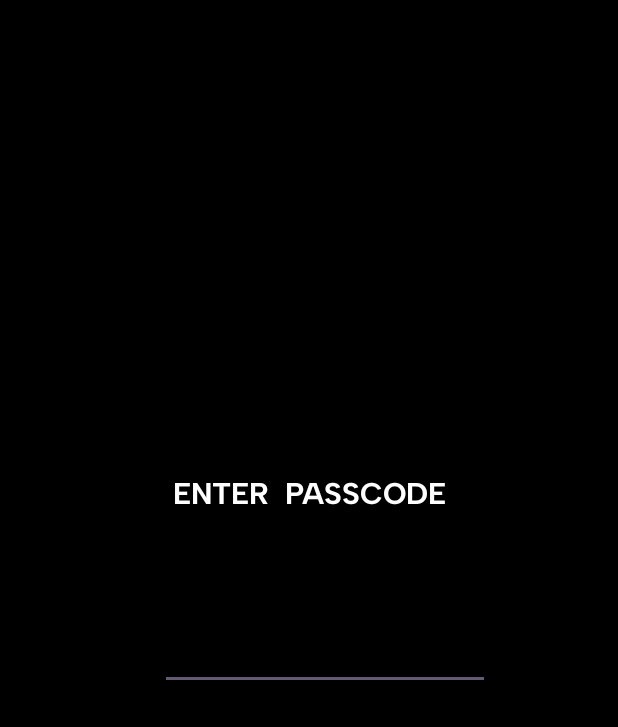
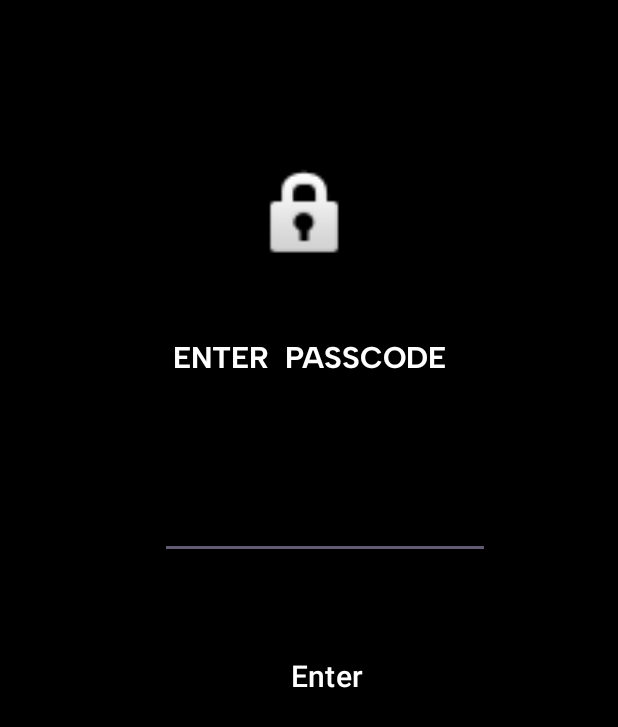
Before and after one commit to Tesfatsion-Gudeta/MyJournal, an Android app: the screen it shows after launch (LoginActivity), on a phone screen of 412 x 824 dp. Shown: the top 727 px of the screen. Run offline under Robolectric (Android 15) with nearby library versions, the phone set to English and light mode, and no system bars.

Commit message:
password page

```diff
--- a/app/src/main/java/com/example/myjournal/JournalDB.java
+++ b/app/src/main/java/com/example/myjournal/JournalDB.java
@@ -6,7 +6,7 @@ import androidx.room.Database;
 import androidx.room.Room;
 import androidx.room.RoomDatabase;
 
-@Database(entities = {Journal.class},version = 2,exportSchema = false)
+@Database(entities = {Journal.class},version = 1,exportSchema = false)
 public abstract class JournalDB extends RoomDatabase {
 
     private static JournalDB journalDB;
--- a/app/src/main/java/com/example/myjournal/LoginActivity.java
+++ b/app/src/main/java/com/example/myjournal/LoginActivity.java
@@ -3,6 +3,8 @@ package com.example.myjournal;
 import android.content.Intent;
 import android.content.SharedPreferences;
 import android.os.Bundle;
+import android.view.View;
+import android.widget.Button;
 import android.widget.EditText;
 import android.widget.Toast;
 
@@ -20,6 +22,7 @@ import java.security.GeneralSecurityException;
 public class LoginActivity extends AppCompatActivity {
 
     private EditText password;
+    private Button enterButton;
 
     private static JournalDB journalDB;
 
@@ -35,15 +38,28 @@ public class LoginActivity extends AppCompatActivity {
         });
 
         password=findViewById(R.id.editTextNumberPassword);
+        enterButton=findViewById(R.id.enterbutton);
+
+
+
+
+
+
+
+
+
+        enterButton.setOnClickListener(new View.OnClickListener() {
+            @Override
+            public void onClick(View view) {
                 String passwordNumber=password.getText().toString();
-
 
                 try {
                     SharedPreferences encryptedPrefs = getEncryptedSharedPreferences();
                     String storedPasscode = encryptedPrefs.getString("passcode", "1234");
 
+
                     if (passwordNumber.equals(storedPasscode)) {
-                Intent intent=new Intent(LoginActivity.this,SplashScreen.class);
+                        Intent intent=new Intent(LoginActivity.this,MainActivity.class);
                         startActivity(intent);
                         finish();
                     } else {
@@ -54,6 +70,8 @@ public class LoginActivity extends AppCompatActivity {
                     Toast.makeText(LoginActivity.this, "Error accessing encrypted preferences", Toast.LENGTH_SHORT).show();
                 }
 
+            }
+        });
 
 
 
--- a/app/src/main/java/com/example/myjournal/SplashScreen.java
+++ b/app/src/main/java/com/example/myjournal/SplashScreen.java
@@ -30,7 +30,7 @@ public class SplashScreen extends AppCompatActivity {
             @Override
             public void run() {
 
-                Intent intent=new Intent(SplashScreen.this,MainActivity.class);
+                Intent intent=new Intent(SplashScreen.this,LoginActivity.class);
                 startActivity(intent);
                 finish();
 
--- a/app/src/main/res/layout/activity_login.xml
+++ b/app/src/main/res/layout/activity_login.xml
@@ -7,6 +7,18 @@
     android:layout_height="match_parent"
     android:background="#000000"
     tools:context=".LoginActivity">
+
+    <ImageView
+        android:id="@+id/lockimage"
+        android:layout_width="105dp"
+        android:layout_height="71dp"
+        app:layout_constraintBottom_toTopOf="@+id/textView"
+        app:layout_constraintEnd_toEndOf="@+id/textView"
+        app:layout_constraintHorizontal_bias="0.487"
+        app:layout_constraintStart_toStartOf="@+id/textView"
+        app:layout_constraintTop_toTopOf="parent"
+        app:layout_constraintVertical_bias="0.697"
+        app:srcCompat="@android:drawable/ic_lock_idle_lock" />
 
     <TextView
         android:id="@+id/textView"
@@ -21,7 +33,7 @@
         app:layout_constraintEnd_toEndOf="parent"
         app:layout_constraintStart_toStartOf="parent"
         app:layout_constraintTop_toTopOf="parent"
-        app:layout_constraintVertical_bias="0.396" />
+        app:layout_constraintVertical_bias="0.283" />
 
     <EditText
         android:id="@+id/editTextNumberPassword"
@@ -39,4 +51,18 @@
         app:layout_constraintStart_toStartOf="@+id/textView"
         app:layout_constraintTop_toBottomOf="@+id/textView"
         app:layout_constraintVertical_bias="0.031" />
+
+    <Button
+        android:id="@+id/enterbutton"
+        android:layout_width="136dp"
+        android:layout_height="65dp"
+        android:background="@android:color/transparent"
+        android:text="Enter"
+        android:textSize="20sp"
+        app:layout_constraintBottom_toBottomOf="parent"
+        app:layout_constraintEnd_toEndOf="@+id/editTextNumberPassword"
+        app:layout_constraintHorizontal_bias="0.511"
+        app:layout_constraintStart_toStartOf="@+id/editTextNumberPassword"
+        app:layout_constraintTop_toBottomOf="@+id/editTextNumberPassword"
+        app:layout_constraintVertical_bias="0.118" />
 </androidx.constraintlayout.widget.ConstraintLayout>
```
Also changed, not shown: app/src/main/AndroidManifest.xml (+5 -4 lines), app/src/main/res/layout/activity_main.xml (+5 -3 lines), app/src/main/res/layout/activity_splash_screen.xml (+5 -6 lines). Lines whose indentation alone changed are shown as unchanged.
